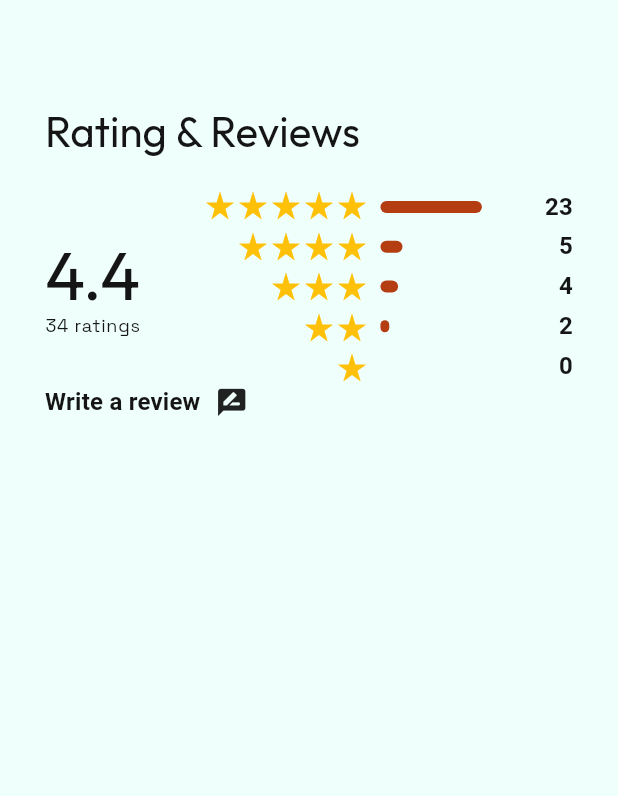
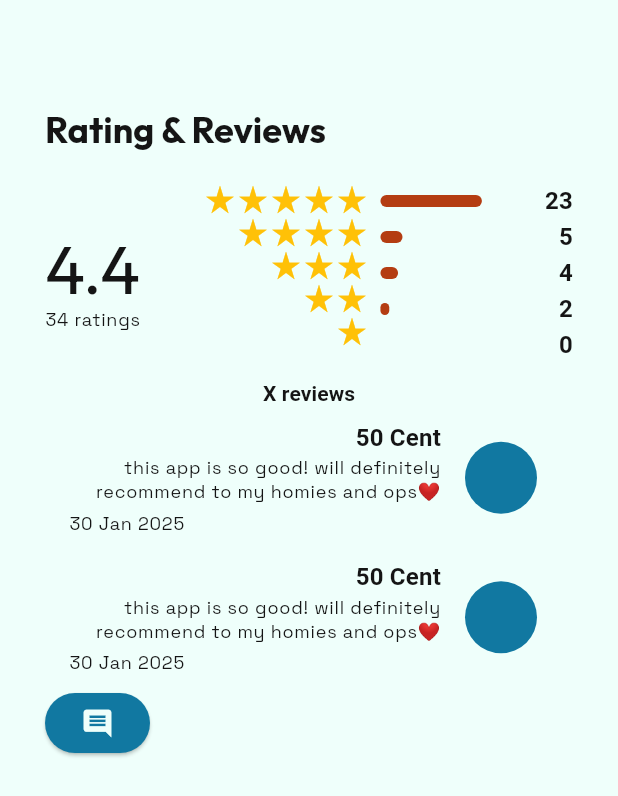
Before and after one commit to baxelnut/virtual_tourism, a Flutter app: the ReviewSection widget shown alone on an empty page, opened directly, on a phone screen of 412 x 824 dp. Shown: the top 796 px of the screen. Run offline on Flutter 3.47's test engine with Material 3 defaults, Android fonts, the phone set to English and light mode, and no system bars; our stand-ins replace cached_network_image, cloud_firestore, firebase_auth, firebase_core, firebase_storage, flutter_dotenv and 6 more; missing offline and left inert: firebase_app_check, panorama_viewer; accounts and stored records are empty; network calls fail; Roboto replaces fonts that are missing (Italiana); project files that could hold a hidden picture were left out.

Commit message:
review section ui adjustment

```diff
--- a/lib/src/components/review_section.dart
+++ b/lib/src/components/review_section.dart
@@ -7,121 +7,172 @@ class ReviewSection extends StatelessWidget {
   Widget build(BuildContext context) {
     final theme = Theme.of(context);
     final screenSize = MediaQuery.of(context).size;
-    final List<int> numbersData = [23, 5, 4, 2, 0];
+    final List<int> ratings = [23, 5, 4, 2, 0];
 
     return Padding(
       padding: const EdgeInsets.symmetric(horizontal: 30, vertical: 20),
       child: Column(
-        mainAxisAlignment: MainAxisAlignment.start,
         crossAxisAlignment: CrossAxisAlignment.start,
         children: [
           Padding(
             padding: const EdgeInsets.only(bottom: 20, top: 50),
             child: Text(
               'Rating & Reviews',
-              style: theme.textTheme.headlineMedium,
+              style: theme.textTheme.headlineSmall,
             ),
           ),
-          statsWidget(
-            screenSize: screenSize,
-            theme: theme,
-            numbersData: numbersData,
+          _buildRatingStat(
+            screenSize,
+            theme,
+            ratings,
           ),
-          Row(
-            children: [
-              Text(
-                'Write a review',
-                style: theme.textTheme.titleMedium,
-              ),
-              const SizedBox(width: 10),
-              const Icon(
-                Icons.rate_review_rounded,
-                size: 22,
-              )
-            ],
+          _buildReviewWidget(
+            screenSize,
+            theme,
+          ),
+          ElevatedButton(
+            onPressed: () {},
+            style: ElevatedButton.styleFrom(
+              backgroundColor: theme.colorScheme.primary,
+            ),
+            child: Icon(
+              Icons.comment,
+              size: 22,
+              color: theme.colorScheme.onPrimary,
+            ),
           ),
         ],
       ),
     );
   }
 
-  Widget statsWidget({
-    required Size screenSize,
-    required ThemeData theme,
-    required List<int> numbersData,
-  }) {
+  Widget _buildReviewWidget(
+    Size screenSize,
+    ThemeData theme,
+  ) {
+    return Column(
+      children: [
+        Text(
+          'X reviews',
+          style: theme.textTheme.titleSmall,
+        ),
+        ListTile(
+          trailing: const CircleAvatar(
+            radius: 24,
+          ),
+          title: Text(
+            '50 Cent',
+            style: theme.textTheme.titleMedium,
+            textAlign: TextAlign.end,
+          ),
+          subtitle: Column(
+            crossAxisAlignment: CrossAxisAlignment.start,
+            children: [
+              Text(
+                'this app is so good! will definitely recommend to my homies and ops❤️',
+                style: theme.textTheme.labelMedium,
+                textAlign: TextAlign.end,
+              ),
+              const SizedBox(height: 5),
+              Text(
+                '30 Jan 2025',
+                style: theme.textTheme.labelMedium,
+              ),
+            ],
+          ),
+        ),
+        ListTile(
+          trailing: const CircleAvatar(
+            radius: 24,
+          ),
+          title: Text(
+            '50 Cent',
+            style: theme.textTheme.titleMedium,
+            textAlign: TextAlign.end,
+          ),
+          subtitle: Column(
+            crossAxisAlignment: CrossAxisAlignment.start,
+            children: [
+              Text(
+                'this app is so good! will definitely recommend to my homies and ops❤️',
+                style: theme.textTheme.labelMedium,
+                textAlign: TextAlign.end,
+              ),
+              const SizedBox(height: 5),
+              Text(
+                '30 Jan 2025',
+                style: theme.textTheme.labelMedium,
+              ),
+            ],
+          ),
+        )
+      ],
+    );
+  }
+
+  Widget _buildRatingStat(
+    Size screenSize,
+    ThemeData theme,
+    List<int> ratings,
+  ) {
     return SizedBox(
       width: screenSize.width,
       height: 130,
       child: Row(
         mainAxisAlignment: MainAxisAlignment.spaceBetween,
         children: [
-          averageScore(
-            theme: theme,
-            numbersData: numbersData,
-          ),
+          _buildAverageScore(theme, ratings),
           Row(
             children: [
-              starsOrder(),
+              _buildStarsOrder(),
               const SizedBox(width: 8),
-              indicatorBar(
-                theme: theme,
-                numbersData: numbersData,
-              ),
+              _buildIndicatorBar(theme: theme, ratings: ratings),
             ],
           ),
-          reviewerQty(
-            theme: theme,
-            numbersData: numbersData,
-          ),
+          _buildReviewerQty(theme, ratings),
         ],
       ),
     );
   }
 
-  Widget averageScore({
-    required ThemeData theme,
-    required List<int> numbersData,
-  }) {
-    int totalStars = numbersData.reduce((a, b) => a + b); // total
-    Map<int, int> starMap = {0: 5, 1: 4, 2: 3, 3: 2, 4: 1}; // mapping stars
-    int weightedSum = 0; // weighted sum
-    for (int i = 0; i < numbersData.length; i++) {
-      weightedSum += starMap[i]! * numbersData[i];
+  Widget _buildAverageScore(ThemeData theme, List<int> ratings) {
+    final totalRatings = ratings.reduce((a, b) => a + b);
+    final starMap = {0: 5, 1: 4, 2: 3, 3: 2, 4: 1};
+    int weightedSum = 0;
+
+    for (int i = 0; i < ratings.length; i++) {
+      weightedSum += starMap[i]! * ratings[i];
     }
-    // average score
-    double starScore = totalStars > 0 ? weightedSum / totalStars : 0;
+
+    final averageScore = totalRatings > 0 ? weightedSum / totalRatings : 0;
 
     return Column(
       mainAxisAlignment: MainAxisAlignment.center,
-      crossAxisAlignment: CrossAxisAlignment.center,
       children: [
         Text(
-          starScore.toStringAsFixed(1),
+          averageScore.toStringAsFixed(1),
           style: theme.textTheme.displayMedium,
         ),
         Text(
-          '$totalStars ratings',
+          '$totalRatings ratings',
           style: theme.textTheme.labelMedium,
         ),
       ],
     );
   }
 
-  Widget starsOrder() {
+  Widget _buildStarsOrder() {
     return Column(
-      mainAxisAlignment: MainAxisAlignment.spaceBetween,
-      crossAxisAlignment: CrossAxisAlignment.start,
       children: List.generate(
         5,
         (index) {
-          int starCount = 5 - index;
+          final starCount = 5 - index;
           return Row(
             children: [
-              ...List.generate(index, (i) => const SizedBox(width: 22)),
+              ...List.generate(index, (_) => const SizedBox(width: 22)),
               ...List.generate(
                 starCount,
-                (i) => const Icon(
+                (_) => const Icon(
                   Icons.star_rate,
                   size: 22,
                   color: Colors.amber,
@@ -134,20 +185,31 @@ class ReviewSection extends StatelessWidget {
     );
   }
 
-  Widget indicatorBar({
+  Widget _buildReviewerQty(ThemeData theme, List<int> ratings) {
+    return Column(
+      crossAxisAlignment: CrossAxisAlignment.end,
+      children: List.generate(ratings.length, (index) {
+        return Text(
+          ratings[index] > 999 ? '999+' : ratings[index].toString(),
+          style: theme.textTheme.titleMedium,
+        );
+      }),
+    );
+  }
+
+  Widget _buildIndicatorBar({
     required ThemeData theme,
-    required List<int> numbersData,
+    required List<int> ratings,
   }) {
-    int totalRatings = numbersData.reduce((a, b) => a + b);
-    List<double> percentages = numbersData.map((count) {
-      return totalRatings > 0 ? (count / totalRatings) * 100 : 0.0;
-    }).toList();
+    final totalRatings = ratings.reduce((a, b) => a + b);
+    final percentages = ratings
+        .map((count) => totalRatings > 0 ? (count / totalRatings) * 100 : 0.0)
+        .toList();
 
     return Column(
-      mainAxisAlignment: MainAxisAlignment.spaceBetween,
       crossAxisAlignment: CrossAxisAlignment.start,
       children: List.generate(5, (index) {
-        double percentage = percentages[index];
+        final percentage = percentages[index];
 
         return Padding(
           padding: const EdgeInsets.symmetric(vertical: 8),
@@ -165,20 +227,4 @@ class ReviewSection extends StatelessWidget {
       }),
     );
   }
-
-  Widget reviewerQty({
-    required List<int> numbersData,
-    required ThemeData theme,
-  }) {
-    return Column(
-      mainAxisAlignment: MainAxisAlignment.spaceBetween,
-      crossAxisAlignment: CrossAxisAlignment.end,
-      children: List.generate(numbersData.length, (index) {
-        return Text(
-          numbersData[index] > 999 ? '999+' : numbersData[index].toString(),
-          style: theme.textTheme.titleMedium,
-        );
-      }),
-    );
-  }
 }
```
